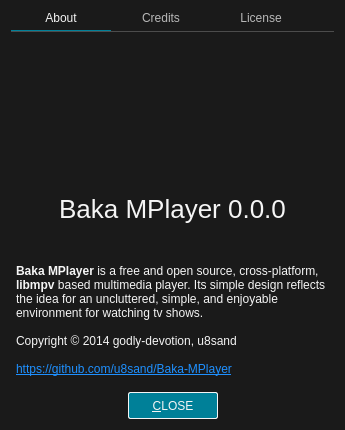
u8sand/Baka-MPlayer, file src/ui/aboutdialog.ui: the form before one commit.
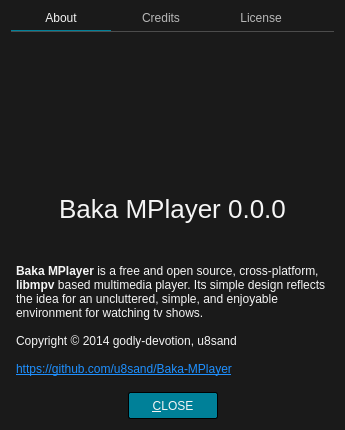
The form after the commit. Icons and pictures are not drawn.

Commit message: Tweaked a lot of colors QPushButton, seekbar, etc

```diff
--- a/src/ui/aboutdialog.ui
+++ b/src/ui/aboutdialog.ui
@@ -35,7 +35,7 @@
     min-width: 76px;
 	min-height: 17px;
 }
-QPushButton:default {
+QPushButton:focus {
 	border: 1px solid whitesmoke;
 }
 QPushButton:pressed {
@@ -43,7 +43,7 @@
 }
 QPushButton:disabled {
 	background: black;
-	border: 1px solid #008098;
+	border: 1px solid #4C4C4C;
     color: #B8B8B8;
 }
 
```
Left out of the diff: 7 changed lines with no effect on the pictures. The commit also changes 8 other files.
